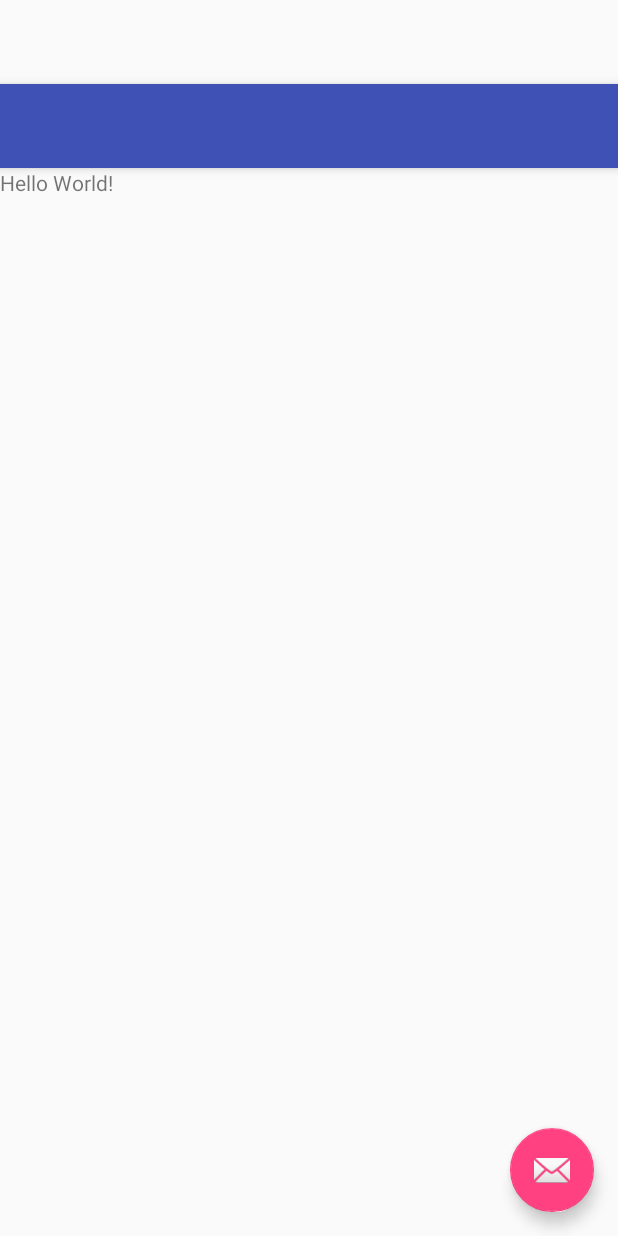
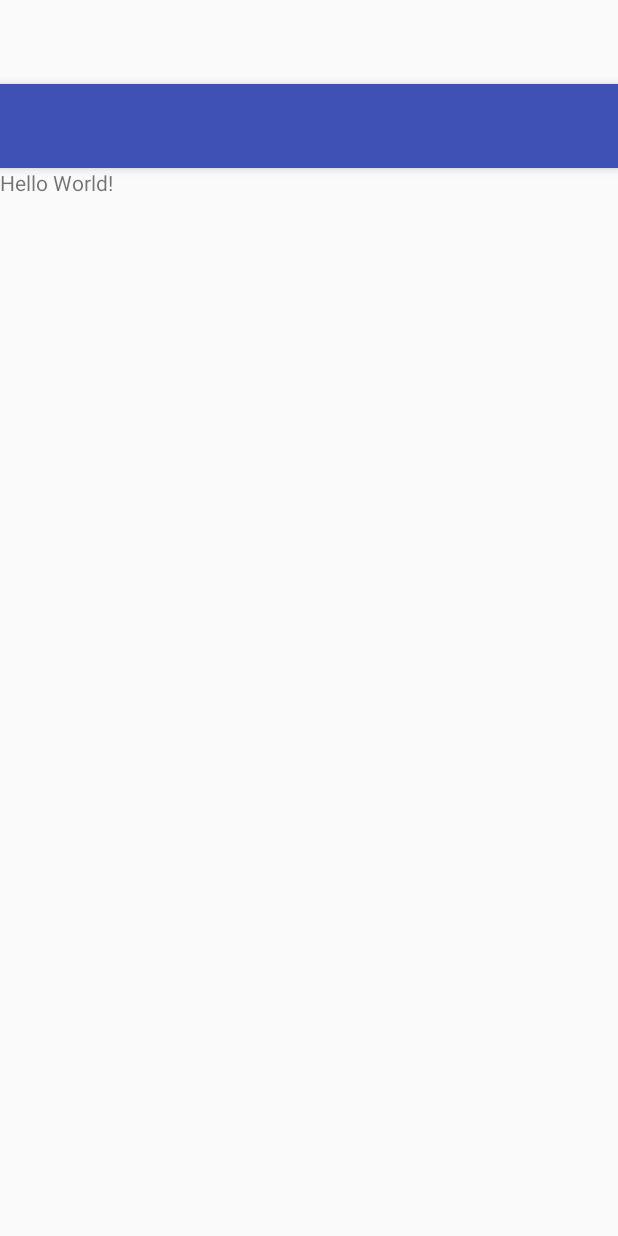
Before and after one commit to mdpearce/mobile-app-concurrency-android, an Android app: the layout activity_converter.xml on its own in the app's theme, with its tools: preview values and no code run, on a phone screen of 412 x 824 dp. Run offline under Robolectric (Android 15) with nearby library versions, the phone set to English and light mode, and no system bars.

Commit message:
Remove FAB

```diff
--- a/app/src/main/res/layout/activity_converter.xml
+++ b/app/src/main/res/layout/activity_converter.xml
@@ -24,12 +24,4 @@
 
     <include layout="@layout/content_converter"/>
 
-    <android.support.design.widget.FloatingActionButton
-        android:id="@+id/fab"
-        android:layout_width="wrap_content"
-        android:layout_height="wrap_content"
-        android:layout_gravity="bottom|end"
-        android:layout_margin="@dimen/fab_margin"
-        app:srcCompat="@android:drawable/ic_dialog_email"/>
-
 </android.support.design.widget.CoordinatorLayout>
--- a/app/src/main/res/layout/fragment_converter.xml
+++ b/app/src/main/res/layout/fragment_converter.xml
@@ -13,9 +13,9 @@
         android:layout_width="wrap_content"
         android:layout_height="wrap_content"
         android:text="Hello World!"
-        app:layout_constraintBottom_toBottomOf="@+id/content_converter"
         app:layout_constraintLeft_toLeftOf="@+id/content_converter"
+        app:layout_constraintTop_toTopOf="@+id/content_converter"
         app:layout_constraintRight_toRightOf="@+id/content_converter"
-        app:layout_constraintTop_toTopOf="@+id/content_converter"/>
+        app:layout_constraintBottom_toBottomOf="@+id/content_converter"/>
 
 </android.support.constraint.ConstraintLayout>
```
Also changed, not shown: app/src/main/java/com/neaniesoft/concurrency/ConverterActivity.java (+0 -12 lines).
